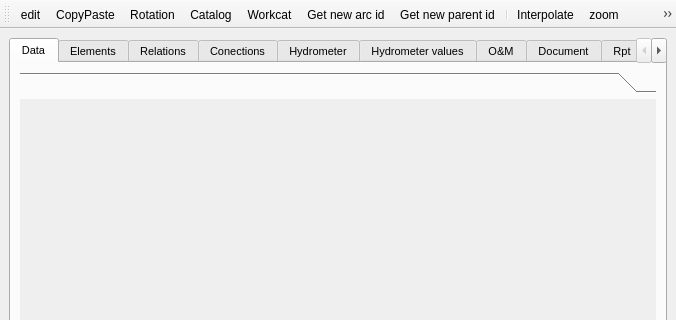
Qt form ui/toolbars/basic/info_feature.ui (Giswater/giswater_qgis_plugin) before a commit; both pictures show x 0 to 676 and y 0 to 320 of the 676 by 601 pixel window.
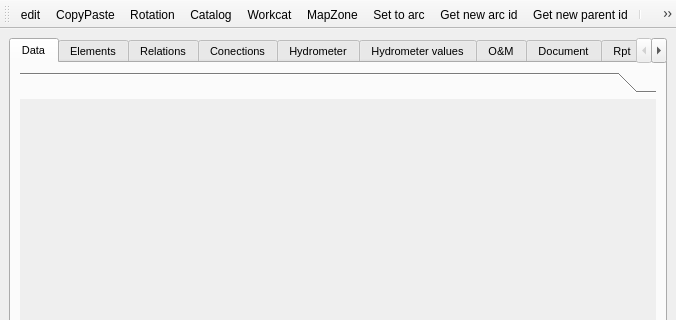
The same form after that commit. Icons and pictures are not drawn.

Commit message: Added two new actions to info_feature

Patch:
```diff
--- a/ui/toolbars/basic/info_feature.ui
+++ b/ui/toolbars/basic/info_feature.ui
@@ -854,6 +854,8 @@
    <addaction name="actionRotation"/>
    <addaction name="actionCatalog"/>
    <addaction name="actionWorkcat"/>
+   <addaction name="actionMapZone"/>
+   <addaction name="actionSetToArc"/>
    <addaction name="actionGetArcId"/>
    <addaction name="actionGetParentId"/>
    <addaction name="separator"/>
@@ -1051,6 +1053,16 @@
     <string>Get new parent id</string>
    </property>
   </action>
+  <action name="actionSetToArc">
+   <property name="text">
+    <string>Set to arc</string>
+   </property>
+  </action>
+  <action name="actionMapZone">
+   <property name="text">
+    <string>MapZone</string>
+   </property>
+  </action>
  </widget>
  <tabstops>
   <tabstop>tab_main</tabstop>
```
The commit also changes 3 other files.
